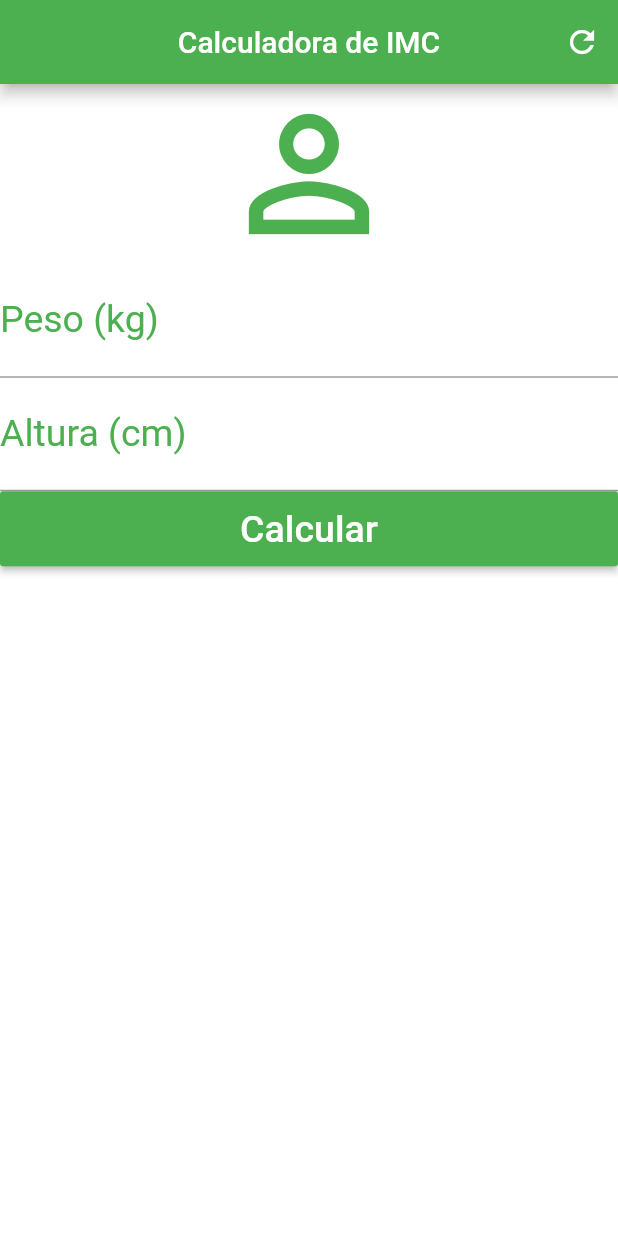
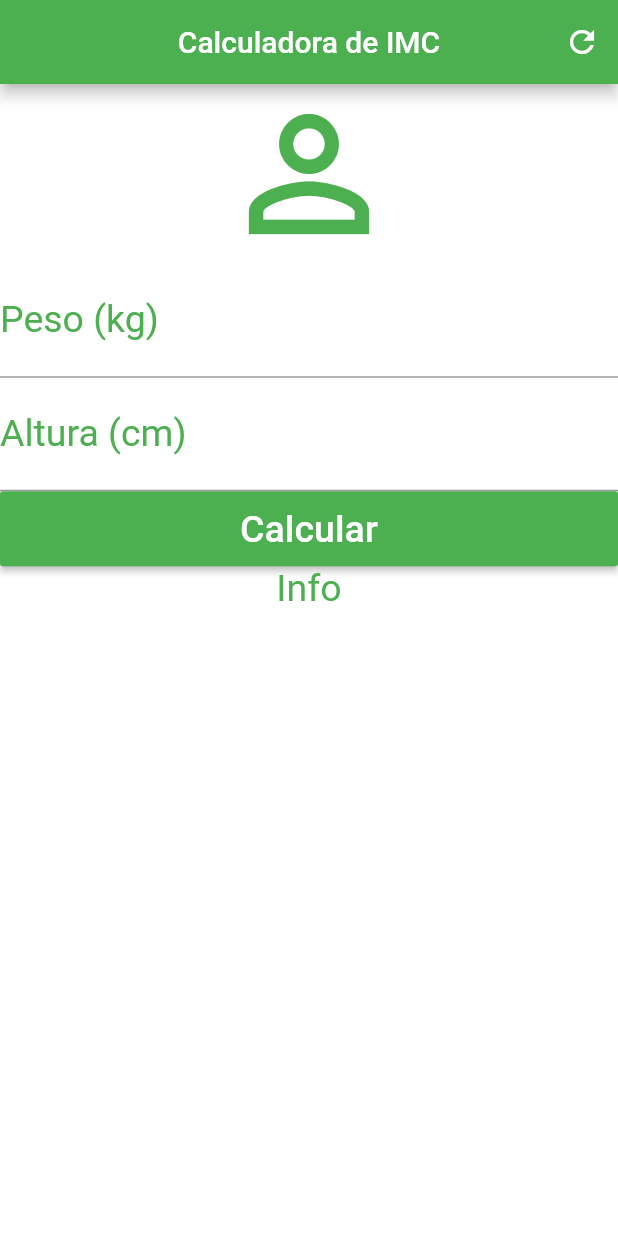
Before and after one commit to iurylippo/imc_calculator_flutterApp, a Flutter app: the screen it shows after launch, on a phone screen of 412 x 824 dp. Run offline on Flutter 3.47's test engine with Material 2 defaults, Android fonts, the phone set to English and light mode, and no system bars.

Commit message:
add a info text

```diff
--- a/lib/main.dart
+++ b/lib/main.dart
@@ -54,11 +54,16 @@ class _HomeState extends State<Home> {
           Container(
             height: 50.0,
             child: RaisedButton(
-            onPressed: () {},
-            child: Text("Calcular",
-                style: TextStyle(color: Colors.white, fontSize: 25.0)),
-            color: Colors.green,
+              onPressed: () {},
+              child: Text("Calcular",
+                  style: TextStyle(color: Colors.white, fontSize: 25.0)),
+              color: Colors.green,
+            ),
           ),
+          Text(
+            "Info",
+            textAlign: TextAlign.center,
+            style: TextStyle(color: Colors.green, fontSize: 25.0),
           )
         ],
       ),
```
